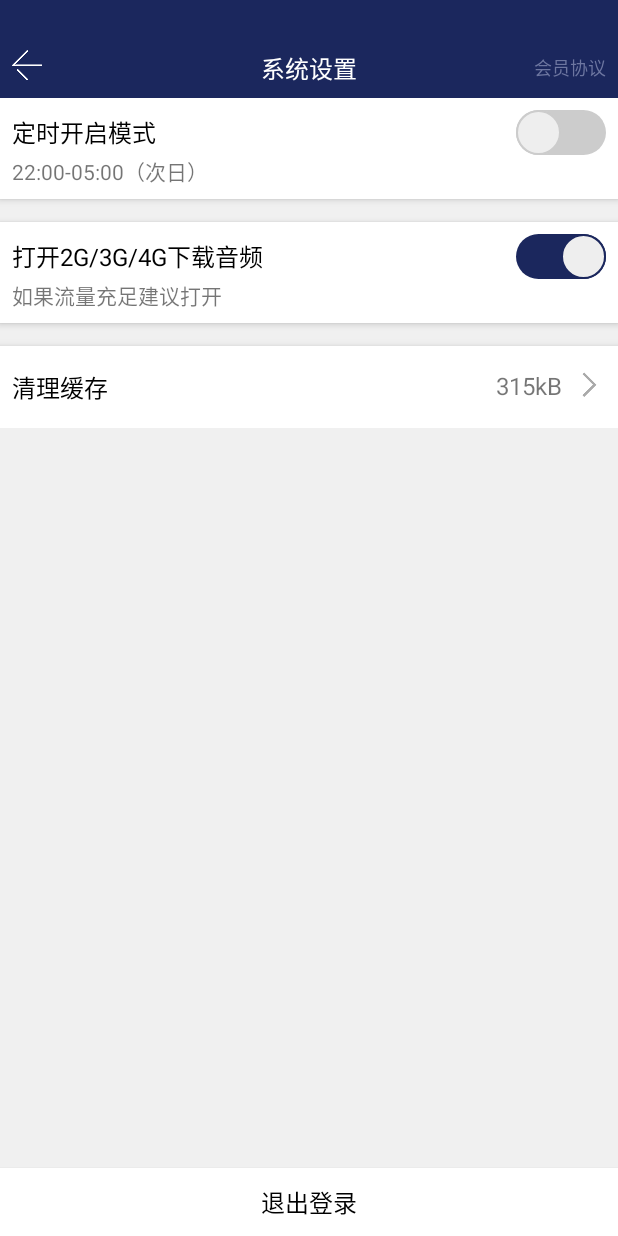
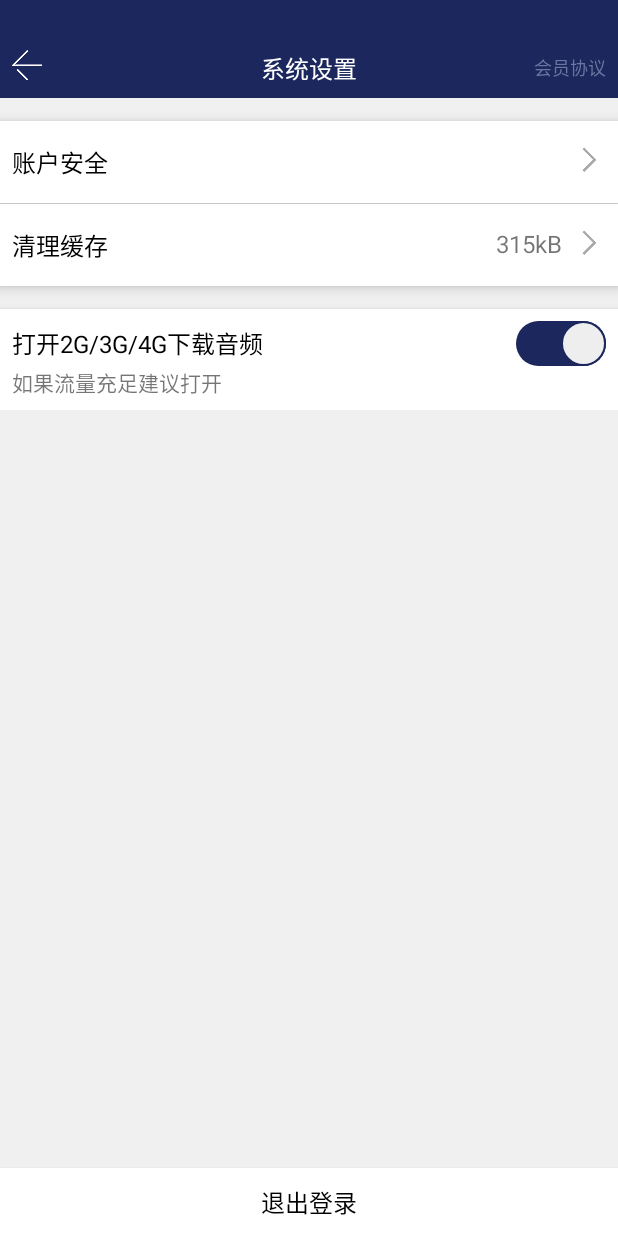
Before and after one commit to YangChengTeam/sleepmm, an Android app: the SystemSettingActivity screen opened directly, with no data from a screen before it, on a phone screen of 412 x 824 dp. Run offline under Robolectric (Android 15) with nearby library versions, the phone set to English and light mode, and no system bars; our stand-ins replace ButterKnife; libraries missing offline, so code that uses them is left out: com.blankj.utilcode, com.jakewharton.rxbinding, com.umeng.analytics, com.vondear.rxtools, rx.functions; 3 statements that could not run were skipped.

```diff
--- a/app/src/main/java/com/yc/sleepmm/sleep/ui/fragment/SleepFragment.java
+++ b/app/src/main/java/com/yc/sleepmm/sleep/ui/fragment/SleepFragment.java
@@ -170,7 +170,7 @@ public class SleepFragment extends BaseFragment<SpaDataPresenter> implements Spa
 
     @Override
     public void showSpaData(List<SpaDataInfo> datas) {
-       if (datas != null) {
+        if (datas != null) {
             dataTypes = datas;
             for (int i = 0; i < datas.size(); i++) {
                 dataSet.put(i, null);
--- a/app/src/main/res/layout/activity_system_setting.xml
+++ b/app/src/main/res/layout/activity_system_setting.xml
@@ -17,13 +17,82 @@
             android:layout_height="wrap_content"
             android:orientation="vertical">
 
+            <RelativeLayout
+                android:id="@+id/rl_account_safe"
+                android:layout_width="match_parent"
+                android:layout_height="wrap_content"
+                android:layout_marginTop="@dimen/dp_15"
+                android:background="@color/white"
+                android:elevation="@dimen/dp_5"
+                android:paddingBottom="@dimen/dp_15"
+                android:paddingLeft="@dimen/dp_10"
+                android:paddingRight="@dimen/dp_10"
+                android:paddingTop="@dimen/dp_15">
+
+                <TextView
+                    android:layout_width="wrap_content"
+                    android:layout_height="wrap_content"
+                    android:text="@string/account_safe"
+                    android:textColor="@color/black"
+                    android:textSize="@dimen/text_16" />
+
+                <ImageView
+                    android:layout_width="wrap_content"
+                    android:layout_height="wrap_content"
+                    android:layout_alignParentRight="true"
+                    android:src="@mipmap/gray_right_arrow" />
+
+
+            </RelativeLayout>
+
+            <View
+                android:layout_width="match_parent"
+                android:layout_height="@dimen/dp_05" />
+
+            <RelativeLayout
+                android:id="@+id/rl_clear_cache"
+                android:layout_width="match_parent"
+                android:layout_height="wrap_content"
+
+                android:background="@color/white"
+                android:elevation="@dimen/dp_5"
+                android:paddingBottom="@dimen/dp_15"
+                android:paddingLeft="@dimen/dp_10"
+                android:paddingRight="@dimen/dp_10"
+                android:paddingTop="@dimen/dp_15">
+
+                <TextView
+                    android:layout_width="wrap_content"
+                    android:layout_height="wrap_content"
+                    android:text="@string/clear_cache"
+                    android:textColor="@color/black"
+                    android:textSize="@dimen/text_16" />
+
+                <ImageView
+                    android:id="@+id/iv_arrow"
+                    android:layout_width="wrap_content"
+                    android:layout_height="wrap_content"
+                    android:layout_alignParentRight="true"
+                    android:src="@mipmap/gray_right_arrow" />
+
+                <TextView
+                    android:id="@+id/tv_cache"
+                    android:layout_width="wrap_content"
+                    android:layout_height="wrap_content"
+                    android:layout_marginRight="@dimen/dp_10"
+                    android:layout_toLeftOf="@id/iv_arrow"
+                    android:text="315kB"
+                    android:textSize="@dimen/text_16" />
+            </RelativeLayout>
+
             <LinearLayout
                 android:layout_width="match_parent"
                 android:layout_height="wrap_content"
                 android:background="@color/white"
                 android:elevation="@dimen/dp_3"
                 android:orientation="vertical"
-                android:padding="@dimen/dp_10">
+                android:padding="@dimen/dp_10"
+                android:visibility="gone">
 
                 <RelativeLayout
                     android:layout_width="match_parent"
@@ -99,41 +168,7 @@
 
             </LinearLayout>
 
-            <RelativeLayout
-                android:id="@+id/rl_clear_cache"
-                android:layout_width="match_parent"
-                android:layout_height="wrap_content"
-                android:layout_marginTop="@dimen/dp_15"
-                android:background="@color/white"
-                android:elevation="@dimen/dp_5"
-                android:paddingBottom="@dimen/dp_15"
-                android:paddingLeft="@dimen/dp_10"
-                android:paddingRight="@dimen/dp_10"
-                android:paddingTop="@dimen/dp_15">
 
-                <TextView
-                    android:layout_width="wrap_content"
-                    android:layout_height="wrap_content"
-                    android:text="@string/clear_cache"
-                    android:textColor="@color/black"
-                    android:textSize="@dimen/text_16" />
-
-                <ImageView
-                    android:id="@+id/iv_arrow"
-                    android:layout_width="wrap_content"
-                    android:layout_height="wrap_content"
-                    android:layout_alignParentRight="true"
-                    android:src="@mipmap/gray_right_arrow" />
-
-                <TextView
-                    android:id="@+id/tv_cache"
-                    android:layout_width="wrap_content"
-                    android:layout_height="wrap_content"
-                    android:layout_marginRight="@dimen/dp_10"
-                    android:layout_toLeftOf="@id/iv_arrow"
-                    android:text="315kB"
-                    android:textSize="@dimen/text_16" />
-            </RelativeLayout>
         </LinearLayout>
 
         <Button
--- a/app/src/main/res/layout/fragment_setting.xml
+++ b/app/src/main/res/layout/fragment_setting.xml
@@ -19,8 +19,7 @@
         <ImageView
             android:id="@+id/iv_avatar"
             android:layout_width="60dp"
-            android:layout_height="60dp"
-            android:src="@mipmap/default_avatar" />
+            android:layout_height="60dp" />
 
         <FrameLayout
             android:layout_width="wrap_content"
--- a/app/src/main/res/values/strings.xml
+++ b/app/src/main/res/values/strings.xml
@@ -35,6 +35,7 @@
     <string name="retry">重试</string>
     <string name="register">注册</string>
     <string name="change_password">修改密码</string>
+    <string name="account_safe">账户安全</string>
 
     <string-array name="items">
         <item>10分钟后关闭</item>
```
Also changed, not shown: app/src/main/java/com/yc/sleepmm/index/ui/dialog/BindPhoneDialog.java (added, +27 -0 lines), app/src/main/java/com/yc/sleepmm/sleep/ui/activity/SleepDetailActivity.java (+5 -3 lines), app/src/main/res/layout/dialog_bind_phone.xml (added, +122 -0 lines).
